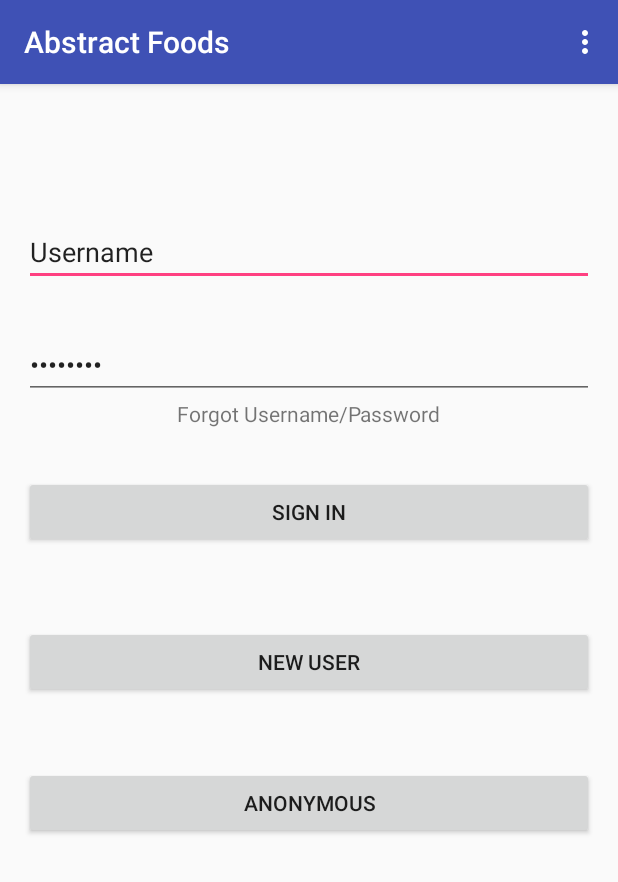
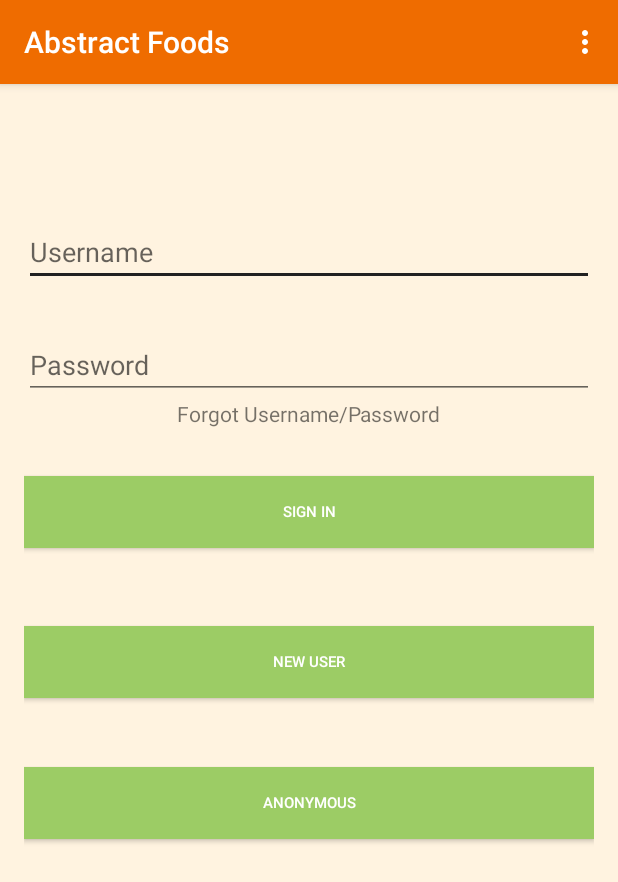
Before and after one commit to mrlennix/AFA, an Android app: the screen it shows after launch (MainActivity), on a phone screen of 412 x 824 dp. Shown: the top 882 px of the screen. Run offline under Robolectric (Android 15) with nearby library versions, the phone set to English and light mode, and no system bars.

Commit message:
added color and changed theme

```diff
--- a/AbstractFood/app/src/main/res/layout/activity_discover.xml
+++ b/AbstractFood/app/src/main/res/layout/activity_discover.xml
@@ -8,6 +8,8 @@
     android:paddingLeft="@dimen/activity_horizontal_margin"
     android:paddingRight="@dimen/activity_horizontal_margin"
     android:paddingTop="@dimen/activity_vertical_margin"
-    tools:context="com.food.abstractfood.DiscoverActivity">
+    tools:context="com.food.abstractfood.DiscoverActivity"
+    style="@style/all_page_colors"
+    >
 
 </RelativeLayout>
--- a/AbstractFood/app/src/main/res/layout/activity_food.xml
+++ b/AbstractFood/app/src/main/res/layout/activity_food.xml
@@ -8,6 +8,8 @@
     android:paddingLeft="@dimen/activity_horizontal_margin"
     android:paddingRight="@dimen/activity_horizontal_margin"
     android:paddingTop="@dimen/activity_vertical_margin"
-    tools:context="com.food.abstractfood.FoodActivity">
+    tools:context="com.food.abstractfood.FoodActivity"
+    style="@style/all_page_colors"
+    >
 
 </RelativeLayout>
--- a/AbstractFood/app/src/main/res/layout/activity_login.xml
+++ b/AbstractFood/app/src/main/res/layout/activity_login.xml
@@ -8,13 +8,15 @@
     android:paddingLeft="@dimen/activity_horizontal_margin"
     android:paddingRight="@dimen/activity_horizontal_margin"
     android:paddingTop="@dimen/activity_vertical_margin"
-    tools:context="com.food.abstractfood.LoginActivity">
+    tools:context="com.food.abstractfood.LoginActivity"
+    style="@style/all_page_colors"
+    >
 
     <EditText
         android:layout_width="wrap_content"
         android:layout_height="wrap_content"
         android:inputType="textPersonName"
-        android:text="Username"
+        android:hint="Username"
         android:ems="10"
         android:id="@+id/editText"
         android:layout_alignParentTop="true"
@@ -31,12 +33,12 @@
         android:layout_below="@+id/editText"
         android:layout_alignStart="@+id/editText"
         android:layout_marginTop="30dp"
-        android:text="Password"
+        android:hint="Password"
         android:password="false"
         android:layout_alignParentEnd="true" />
 
     <Button
-        style="?android:attr/buttonStyleSmall"
+
         android:layout_width="wrap_content"
         android:layout_height="wrap_content"
         android:text="Sign In"
@@ -44,6 +46,7 @@
         android:layout_below="@+id/editText2"
         android:layout_alignParentStart="true"
         android:layout_marginTop="51dp"
+        style="@style/all_button_colors"
         android:layout_alignParentEnd="true" />
 
     <Button
@@ -54,7 +57,9 @@
         android:layout_marginTop="52dp"
         android:layout_below="@+id/button"
         android:layout_alignParentStart="true"
-        android:layout_alignParentEnd="true" />
+        android:layout_alignParentEnd="true"
+        style="@style/all_button_colors"
+        />
 
     <Button
         android:layout_width="wrap_content"
@@ -64,7 +69,8 @@
         android:layout_below="@+id/button2"
         android:layout_marginTop="46dp"
         android:layout_alignParentStart="true"
-        android:layout_alignParentEnd="true" />
+        android:layout_alignParentEnd="true"
+        style="@style/all_button_colors"/>
 
     <TextView
         android:layout_width="wrap_content"
--- a/AbstractFood/app/src/main/res/layout/activity_profile.xml
+++ b/AbstractFood/app/src/main/res/layout/activity_profile.xml
@@ -8,6 +8,8 @@
     android:paddingLeft="@dimen/activity_horizontal_margin"
     android:paddingRight="@dimen/activity_horizontal_margin"
     android:paddingTop="@dimen/activity_vertical_margin"
-    tools:context="com.food.abstractfood.ProfileActivity">
+    tools:context="com.food.abstractfood.ProfileActivity"
+    style="@style/all_page_colors"
+    >
 
 </RelativeLayout>
--- a/AbstractFood/app/src/main/res/values/styles.xml
+++ b/AbstractFood/app/src/main/res/values/styles.xml
@@ -3,9 +3,19 @@
     <!-- Base application theme. -->
     <style name="AppTheme" parent="Theme.AppCompat.Light.DarkActionBar">
         <!-- Customize your theme here. -->
-        <item name="colorPrimary">@color/colorPrimary</item>
-        <item name="colorPrimaryDark">@color/colorPrimaryDark</item>
-        <item name="colorAccent">@color/colorAccent</item>
+        <item name="colorPrimary">#ef6c00</item>
+        <item name="colorPrimaryDark">#e65100</item>
+        <item name="colorAccent">#212121</item>
+    </style>
+    <style name="all_button_colors">
+        <item name="android:background">#9ccc65</item>
+        <item name="android:textColor">#ffffff</item>
+        <item name="android:textSize">10dp</item>
+
     </style>
 
+    <style name="all_page_colors">
+        <item name="android:background">#fff3e0</item>
+
+    </style>
 </resources>
```
Also changed, not shown: AbstractFood/app/src/main/res/layout/activity_home.xml (+9 -3 lines), AbstractFood/app/src/main/res/layout/activity_signup.xml (+7 -3 lines).
